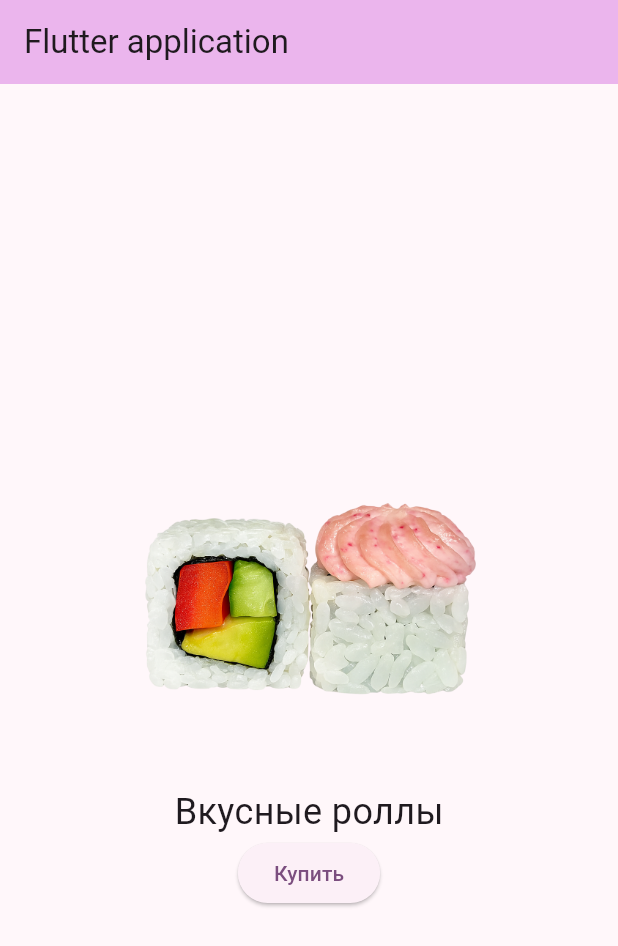
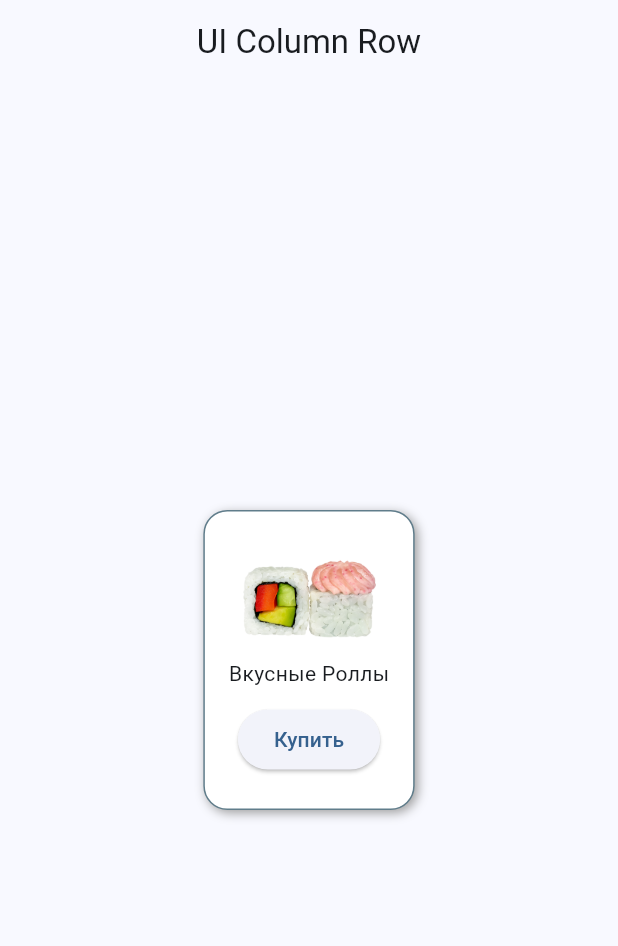
Before and after one commit to vladpap/flutter_course, a Flutter app: the screen it shows after launch, on a phone screen of 412 x 824 dp. Shown: the top 946 px of the screen. Run offline on Flutter 3.47's test engine with Material 3 defaults, Android fonts, the light colour scheme and no system bars.

Commit message:
Learn Column Row Container

```diff
--- a/lib/main.dart
+++ b/lib/main.dart
@@ -9,51 +9,63 @@ class MyApp extends StatelessWidget {
 
   @override
   Widget build(BuildContext context) {
+    return MaterialApp(
+      debugShowCheckedModeBanner: false,
+      title: "Hello Flutter App",
+      theme: ThemeData(
+        colorScheme: ColorScheme.fromSeed(seedColor: Colors.blue),
+      ),
+      home: HomeWidget(),
+    );
+  }
+}
 
-    var myColorScheme = ColorScheme.fromSeed(seedColor: Colors.purple);
+class HomeWidget extends StatelessWidget {
+  const HomeWidget({super.key});
 
-    return MaterialApp(
-      title: "Flutter app",
-
-      theme: ThemeData(
-        colorScheme: myColorScheme,
-        appBarTheme: AppBarTheme(
-          backgroundColor: myColorScheme.inversePrimary,
-        ),
+  @override
+  Widget build(BuildContext context) {
+    // 👉 Scaffold теперь здесь!
+    return Scaffold(
+      appBar: AppBar(
+        centerTitle: true,
+        title: const Text("UI Column Row"),
       ),
-
-      home: Scaffold(
-        appBar: AppBar(
-          title: const Text("Flutter application"),
-        ),
-        body: HomeWidget(),
+      body: Center(
+        child: RollCard() // 👉 Передаём виджет с карточкой
       ),
     );
   }
 }
 
-class HomeWidget extends StatelessWidget {
-  const HomeWidget
-({super.key});
+class RollCard extends StatelessWidget {
+  const RollCard({super.key});
 
   @override
   Widget build(BuildContext context) {
-    return Center(
+    return Container(
+      height: 200, // 👉 Высота контейнера
+      padding: const EdgeInsets.all(16), // 👉 Внутренний отступ
+
+      decoration: BoxDecoration(
+        color: Colors.white, // 👉 Цвет фона белый
+        border: Border.all(color: Colors.blueGrey), // 👉 Границы черные
+        borderRadius: BorderRadius.circular(16), // 👉 Закругление
+        boxShadow: [BoxShadow(
+          color: Colors.grey,
+          offset: Offset(2, 2),
+          blurRadius: 5,
+        ),],
+      ),
+
       child: Column(
         mainAxisAlignment: MainAxisAlignment.center,
         children: [
-          Image.asset(
-            "assets/images/roll.png",
-            width: 250,
-          ),
-          const Text(
-            "Вкусные роллы",
-            style: TextStyle(fontSize: 24.0),
-            ),
-          ElevatedButton(onPressed: (){
-            print ("Вы купили роллы. Спасибо за заказ!");
-          },
-          child: Text("Купить")),
+          Image.asset("assets/images/roll.png", width: 100),
+          SizedBox(height: 10),
+          Text("Вкусные Роллы", style: TextStyle(fontSize: 14)),
+          SizedBox(height: 10),
+          ElevatedButton(onPressed: () {}, child: Text("Купить")),
         ],
       ),
     );
```
Also changed, not shown: assets/images/roll copy.png (added), assets/images/roll.png.
